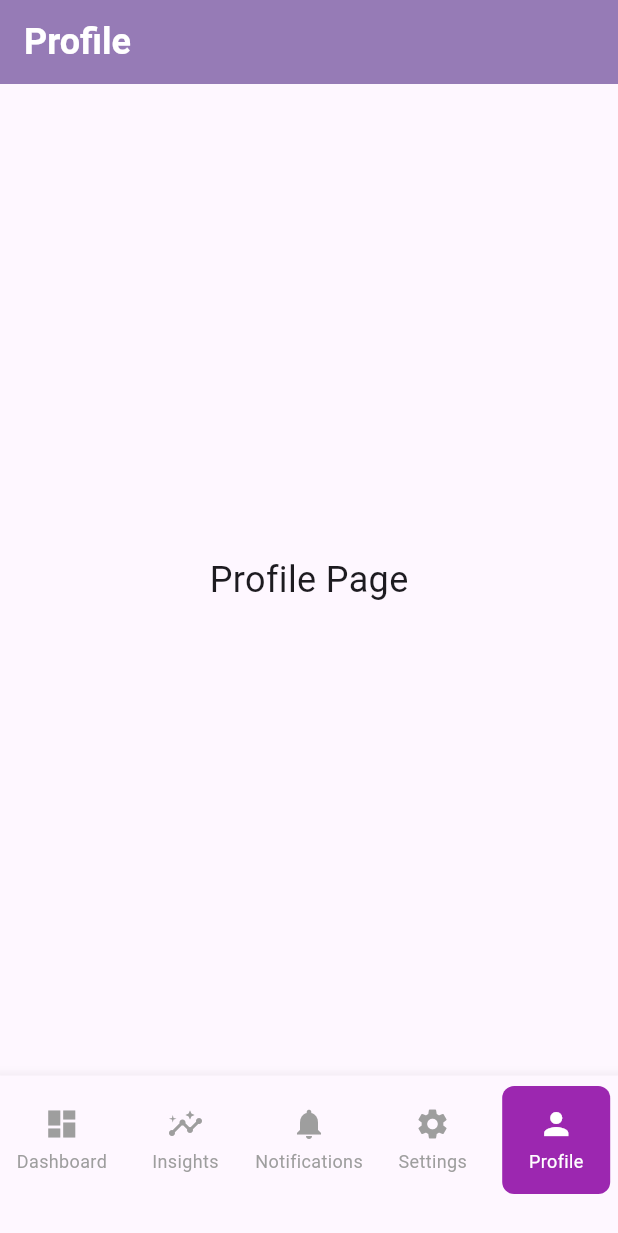
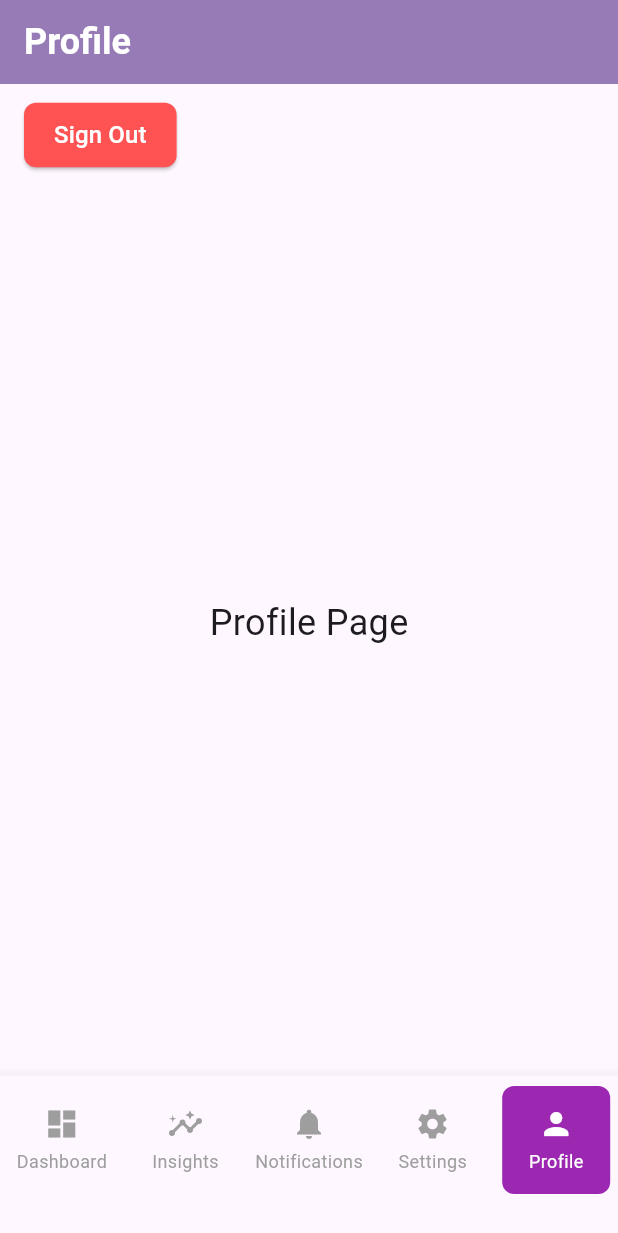
Before and after one commit to 500-TS-2-PatchNotes/PatchNotes-Mobile-App, a Flutter app: the MainScreen screen opened directly, item 5 of the bottom bar chosen, on a phone screen of 412 x 824 dp. Shown: the top 1233 px of the screen. Run offline on Flutter 3.47's test engine with Material 3 defaults, Android fonts, the phone set to English and light mode, and no system bars; our stand-ins replace fl_chart.

Commit message:
Added a Sign Out Button

```diff
--- a/patchnotes/lib/main.dart
+++ b/patchnotes/lib/main.dart
@@ -15,7 +15,7 @@ class MyApp extends StatelessWidget {
   Widget build(BuildContext context) {
     return const MaterialApp(
       title: 'Patch Notes',
-      home: MainScreen(),
+      home: AuthPageMobile(),
     );
   }
 }
@@ -56,7 +56,46 @@ class _MainScreenState extends State<MainScreen> {
           child: Text('Notifications Page', style: TextStyle(fontSize: 24))),
       const Center(
           child: Text('Settings Page', style: TextStyle(fontSize: 24))),
-      const Center(child: Text('Profile Page', style: TextStyle(fontSize: 24))),
+      Column(
+        children: [
+          const SizedBox(height: 10), // Space below AppBar
+          Align(
+            alignment: Alignment.centerLeft, // Aligns the button to the left
+            child: Padding(
+              padding:
+                  const EdgeInsets.only(left: 16), // Left margin for alignment
+              child: ElevatedButton(
+                onPressed: () {
+                  Navigator.pushReplacement(
+                    context,
+                    MaterialPageRoute(
+                        builder: (context) =>
+                            const AuthPageMobile()), // Navigate back to login
+                  );
+                },
+                style: ElevatedButton.styleFrom(
+                  backgroundColor: Colors.redAccent, // Red sign-out button
+                  foregroundColor: Colors.white,
+                  padding:
+                      const EdgeInsets.symmetric(horizontal: 20, vertical: 10),
+                  shape: RoundedRectangleBorder(
+                    borderRadius: BorderRadius.circular(8),
+                  ),
+                ),
+                child: const Text('Sign Out', style: TextStyle(fontSize: 16)),
+              ),
+            ),
+          ),
+          const Spacer(), // Pushes the profile text to the center
+          const Center(
+            child: Text(
+              'Profile Page',
+              style: TextStyle(fontSize: 24),
+            ),
+          ),
+          const Spacer(), // Keeps the profile text centered
+        ],
+      ),
     ];
 
     return Scaffold(
```
Also changed, not shown: patchnotes/lib/login.dart (+63 -16 lines).
